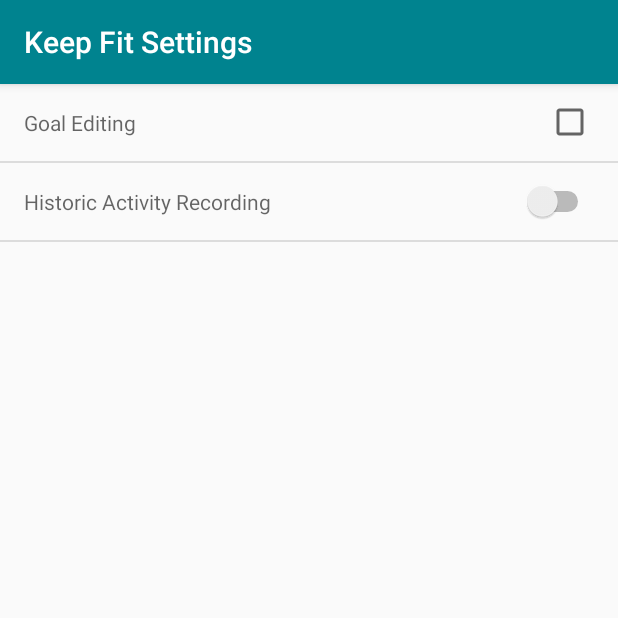
After one commit to tiggerdine-uni/keep-fit, an Android app: the SettingsActivity screen opened directly, with no data from a screen before it, on a phone screen of 412 x 824 dp, the top half of it. The commit adds this screen. Run offline under Robolectric (Android 15) with nearby library versions, the phone set to English and light mode, and no system bars.

Commit message:
add preferences screen

```diff
--- a/app/src/main/java/com/example/keepfit/GoalFragment.java
+++ b/app/src/main/java/com/example/keepfit/GoalFragment.java
@@ -74,6 +74,7 @@ public class GoalFragment extends Fragment {
                             public void onClick(DialogInterface dialog, int id) {
                                 // hide keyboard
                                 imm.toggleSoftInput(InputMethodManager.HIDE_IMPLICIT_ONLY, 0);
+                                // TODO validate against 0 steps
                                 Goal goal = new Goal(nameEt.getText().toString(), Integer.parseInt(stepsEt.getText().toString()));
                                 db.goalDao().insert(goal);
                                 adapter.clear();
@@ -134,6 +135,7 @@ public class GoalFragment extends Fragment {
                             public void onClick(DialogInterface dialog, int id) {
                                 // hide keyboard
                                 imm.toggleSoftInput(InputMethodManager.HIDE_IMPLICIT_ONLY, 0);
+                                // TODO validate against 0 steps
                                 clickedGoal.name = nameEt.getText().toString();
                                 clickedGoal.steps = Integer.parseInt(stepsEt.getText().toString());
                                 db.goalDao().update(clickedGoal);
--- /dev/null
+++ b/app/src/main/java/com/example/keepfit/SettingsActivity.java
@@ -0,0 +1,24 @@
+package com.example.keepfit;
+
+import android.os.Bundle;
+import android.preference.PreferenceFragment;
+
+import androidx.appcompat.app.AppCompatActivity;
+
+public class SettingsActivity extends AppCompatActivity {
+
+    @Override
+    protected void onCreate(Bundle savedInstanceState) {
+        super.onCreate(savedInstanceState);
+        setContentView(R.layout.settings_activity);
+    }
+
+    public static class FitPreferenceFragment extends PreferenceFragment {
+
+        @Override
+        public void onCreate(Bundle savedInstanceState) {
+            super.onCreate(savedInstanceState);
+            addPreferencesFromResource(R.xml.settings_main);
+        }
+    }
+}
--- a/app/src/main/java/com/example/keepfit/StatusFragment.java
+++ b/app/src/main/java/com/example/keepfit/StatusFragment.java
@@ -28,6 +28,7 @@ import androidx.fragment.app.Fragment;
 public class StatusFragment extends Fragment {
 
     private static StatusFragment instance = null;
+    // TODO do all these things really need to be class variables?
     int steps = 0;
     TextView statusTv;
     TextView progressTextView;
@@ -76,9 +77,7 @@ public class StatusFragment extends Fragment {
             public void onClick(View view) {
                 AlertDialog.Builder builder = new AlertDialog.Builder(getActivity());
                 LayoutInflater inflater = getActivity().getLayoutInflater();
-                // TODO rename
                 View view1 = inflater.inflate(R.layout.dialog_steps, null);
-                // TODO rename
                 final EditText et = view1.findViewById(R.id.et);
                 final InputMethodManager imm = (InputMethodManager) getContext().getSystemService(Context.INPUT_METHOD_SERVICE);
                 builder.setView(view1)
--- a/app/src/main/res/values/strings.xml
+++ b/app/src/main/res/values/strings.xml
@@ -3,4 +3,9 @@
     <string name="status">Status</string>
     <string name="goals">Goals</string>
     <string name="history">History</string>
+
+    <!-- Settings Menu Item [CHAR LIMIT=NONE] -->
+    <string name="settings_menu_item">Settings</string>
+    <!-- Settings Activity Title [CHAR LIMIT=NONE] -->
+    <string name="settings_title">Keep Fit Settings</string>
 </resources>
--- /dev/null
+++ b/app/src/main/res/xml/settings_main.xml
@@ -0,0 +1,12 @@
+<?xml version="1.0" encoding="utf-8"?>
+<PreferenceScreen
+    xmlns:android="http://schemas.android.com/apk/res/android"
+    android:title="@string/settings_title">
+
+    <CheckBoxPreference
+        android:summary="Goal Editing"/>
+
+    <SwitchPreference
+        android:summary="Historic Activity Recording"/>
+
+</PreferenceScreen>
```
Also changed, not shown: app/src/main/AndroidManifest.xml (+7 -0 lines), app/src/main/java/com/example/keepfit/MainActivity.java (+20 -0 lines), app/src/main/res/layout/fragment_history.xml (+5 -5 lines), app/src/main/res/layout/settings_activity.xml (added, +9 -0 lines), app/src/main/res/menu/main.xml (added, +12 -0 lines).
